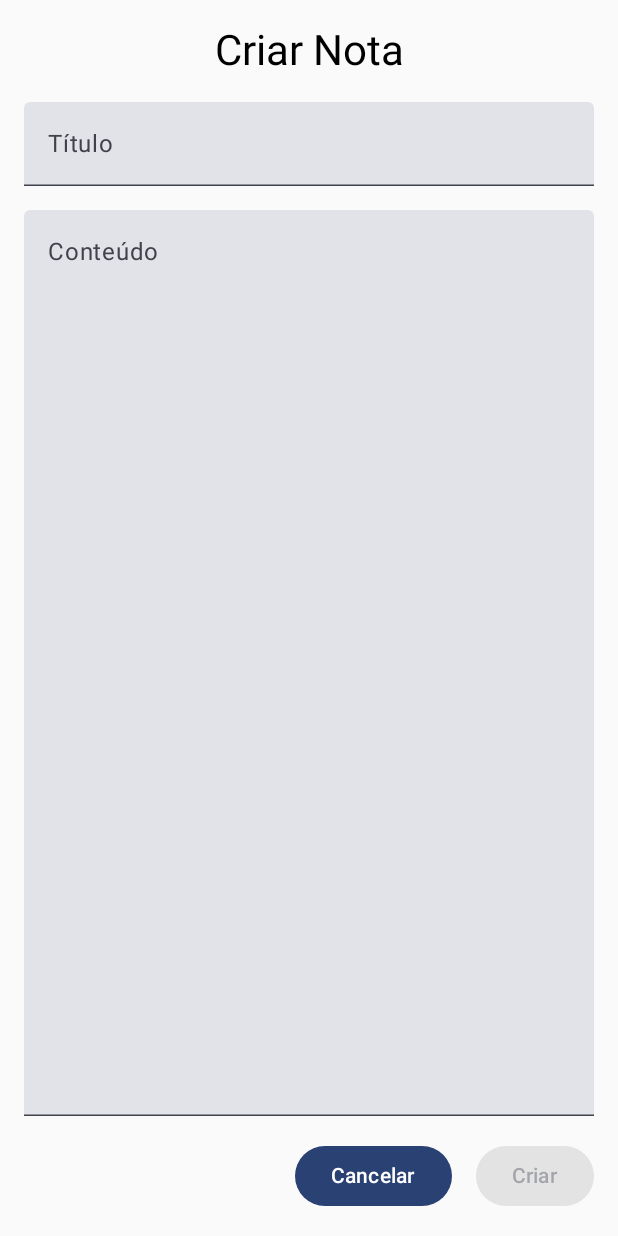
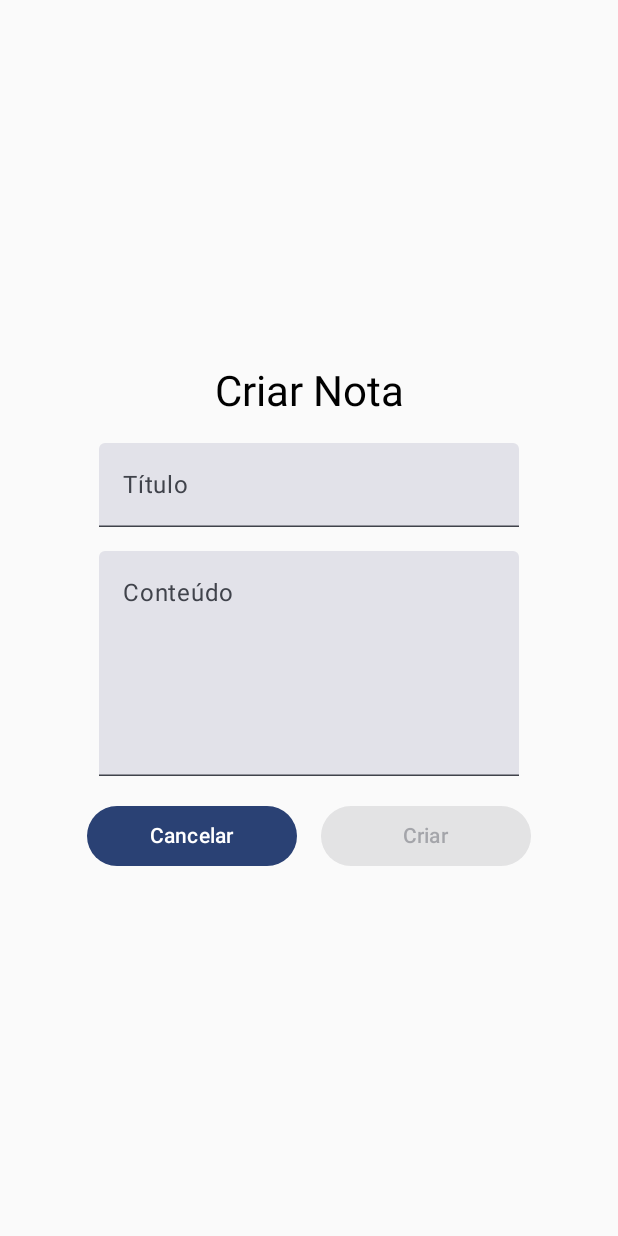
Before and after one commit to BarreiroReSird/StudyLink, an Android app built with Jetpack Compose: the NoteMenuView screen opened through its navigation route, after a tap on "Criar Nota", on a phone screen of 412 x 824 dp. Run offline under Robolectric (Android 15) with nearby library versions, the phone set to English and light mode, and no system bars; our stand-ins replace Firebase (no records; nobody signed in at launch, a user with empty details on screens opened directly).

Commit message:
style: Improve UI consistency and button sizing in views
Standardizes button widths and spacing across profile, note, and authentication views for a more consistent UI. Removes unnecessary author text from login and register screens, aligns content centrally, and adjusts text field and button modifiers for better layout and usability.

```diff
--- a/app/src/main/java/com/example/studylink/ui/profile/CreateNoteView.kt
+++ b/app/src/main/java/com/example/studylink/ui/profile/CreateNoteView.kt
@@ -5,7 +5,6 @@ import androidx.compose.foundation.layout.Column
 import androidx.compose.foundation.layout.Row
 import androidx.compose.foundation.layout.Spacer
 import androidx.compose.foundation.layout.fillMaxSize
-import androidx.compose.foundation.layout.fillMaxWidth
 import androidx.compose.foundation.layout.height
 import androidx.compose.foundation.layout.padding
 import androidx.compose.foundation.layout.width
@@ -50,7 +49,7 @@ fun CreateNoteView(
             value = title,
             onValueChange = { title = it },
             label = { Text("Título") },
-            modifier = Modifier.fillMaxWidth()
+            modifier = Modifier.width(280.dp)
         )
 
         Spacer(modifier = Modifier.height(16.dp))
@@ -60,21 +59,21 @@ fun CreateNoteView(
             onValueChange = { content = it },
             label = { Text("Conteúdo") },
             modifier = Modifier
-                .fillMaxWidth()
-                .weight(1f)
+                .width(280.dp)
+                .height(150.dp)
         )
 
         Spacer(modifier = Modifier.height(16.dp))
 
         Row(
-            modifier = Modifier.fillMaxWidth(),
-            horizontalArrangement = Arrangement.End
+            horizontalArrangement = Arrangement.spacedBy(16.dp)
         ) {
-            Button(onClick = onCancel) {
+            Button(
+                onClick = onCancel,
+                modifier = Modifier.width(140.dp)
+            ) {
                 Text("Cancelar")
             }
-
-            Spacer(modifier = Modifier.width(16.dp))
 
             Button(
                 onClick = {
@@ -82,7 +81,8 @@ fun CreateNoteView(
                         onSuccess = onNoteCreated,
                         onError = { /* Handle error */ })
                 },
-                enabled = title.isNotBlank() && content.isNotBlank()
+                enabled = title.isNotBlank() && content.isNotBlank(),
+                modifier = Modifier.width(140.dp)
             ) {
                 Text("Criar")
             }
--- a/app/src/main/java/com/example/studylink/ui/screens/DashboardView.kt
+++ b/app/src/main/java/com/example/studylink/ui/screens/DashboardView.kt
@@ -6,6 +6,7 @@ import androidx.compose.foundation.layout.Spacer
 import androidx.compose.foundation.layout.fillMaxSize
 import androidx.compose.foundation.layout.height
 import androidx.compose.foundation.layout.padding
+import androidx.compose.foundation.layout.width
 import androidx.compose.material3.Button
 import androidx.compose.material3.MaterialTheme
 import androidx.compose.material3.Text
@@ -44,14 +45,18 @@ fun DashboardView(
         )
         Spacer(modifier = Modifier.height(16.dp))
         Button(
-            modifier = Modifier.padding(8.dp),
+            modifier = Modifier
+                .padding(8.dp)
+                .width(200.dp),
             onClick = { navController.navigate("profile") }
         ) {
             Text("Perfil")
         }
 
         Button(
-            modifier = Modifier.padding(8.dp),
+            modifier = Modifier
+                .padding(8.dp)
+                .width(200.dp),
             onClick = {
                 if (userProfile != null) {
                     navController.navigate("notes")
@@ -72,7 +77,9 @@ fun DashboardView(
         }
 
         Button(
-            modifier = Modifier.padding(8.dp),
+            modifier = Modifier
+                .padding(8.dp)
+                .width(200.dp),
             onClick = {
                 viewModel.logout()
                 navController.navigate("login") {
--- a/app/src/main/java/com/example/studylink/ui/screens/NoteMenu.kt
+++ b/app/src/main/java/com/example/studylink/ui/screens/NoteMenu.kt
@@ -6,6 +6,7 @@ import androidx.compose.foundation.layout.Spacer
 import androidx.compose.foundation.layout.fillMaxSize
 import androidx.compose.foundation.layout.height
 import androidx.compose.foundation.layout.padding
+import androidx.compose.foundation.layout.width
 import androidx.compose.material3.Button
 import androidx.compose.material3.MaterialTheme
 import androidx.compose.material3.Text
@@ -31,31 +32,31 @@ fun NoteMenuView(
         )
         Spacer(modifier = Modifier.height(16.dp))
         Button(
-            modifier = Modifier.padding(8.dp),
+            modifier = Modifier.padding(8.dp).width(200.dp),
             onClick = { navController.navigate("see_note") })
         {
             Text("Ver Notas")
         }
         Button(
-            modifier = Modifier.padding(8.dp),
+            modifier = Modifier.padding(8.dp).width(200.dp),
             onClick = { navController.navigate("create_note") })
         {
             Text("Criar Nota")
         }
         Button(
-            modifier = Modifier.padding(8.dp),
+            modifier = Modifier.padding(8.dp).width(200.dp),
             onClick = { navController.navigate("my_notes") })
         {
             Text("Editar Nota")
         }
         Button(
-            modifier = Modifier.padding(8.dp),
+            modifier = Modifier.padding(8.dp).width(200.dp),
             onClick = { navController.navigate("delete_note") })
         {
             Text("Eliminar Nota")
         }
         Button(
-            modifier = Modifier.padding(8.dp),
+            modifier = Modifier.padding(8.dp).width(200.dp),
             onClick = { navController.popBackStack() })
         {
             Text("Voltar")
```
Also changed, not shown: app/src/main/java/com/example/studylink/ui/profile/EditNoteView.kt (+10 -11 lines), app/src/main/java/com/example/studylink/ui/profile/MyNotesView.kt (+29 -16 lines), app/src/main/java/com/example/studylink/ui/profile/ProfileView.kt (+11 -8 lines), app/src/main/java/com/example/studylink/ui/profile/SeeNoteView.kt (+16 -8 lines), app/src/main/java/com/example/studylink/ui/screens/LoginView.kt (+7 -8 lines), app/src/main/java/com/example/studylink/ui/screens/RegisterView.kt (+8 -9 lines).
